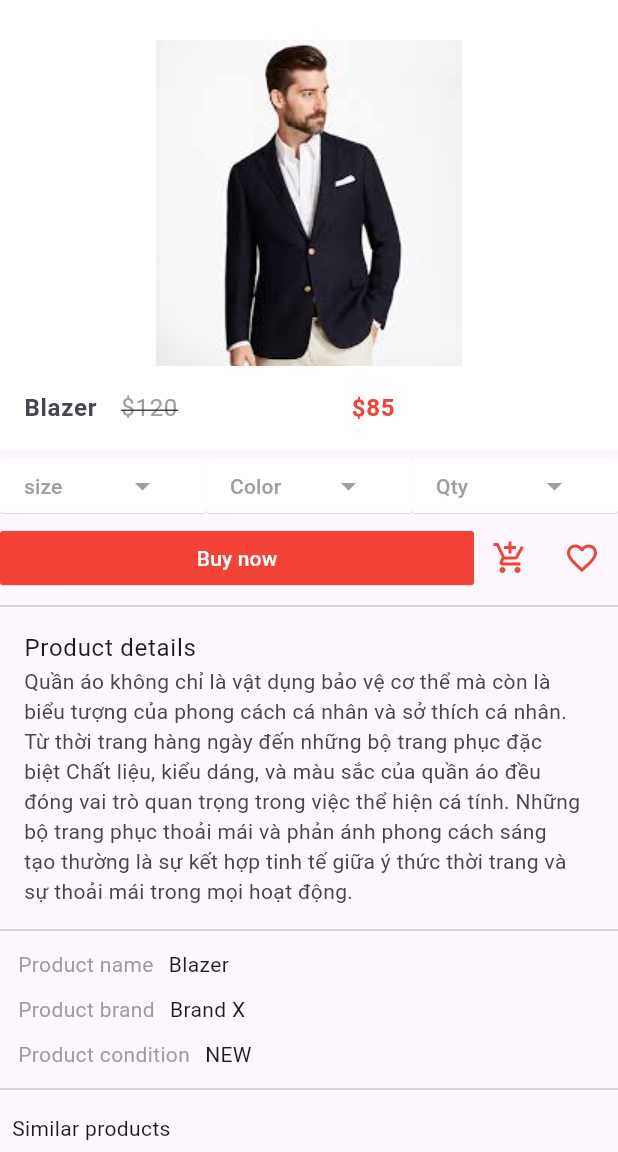
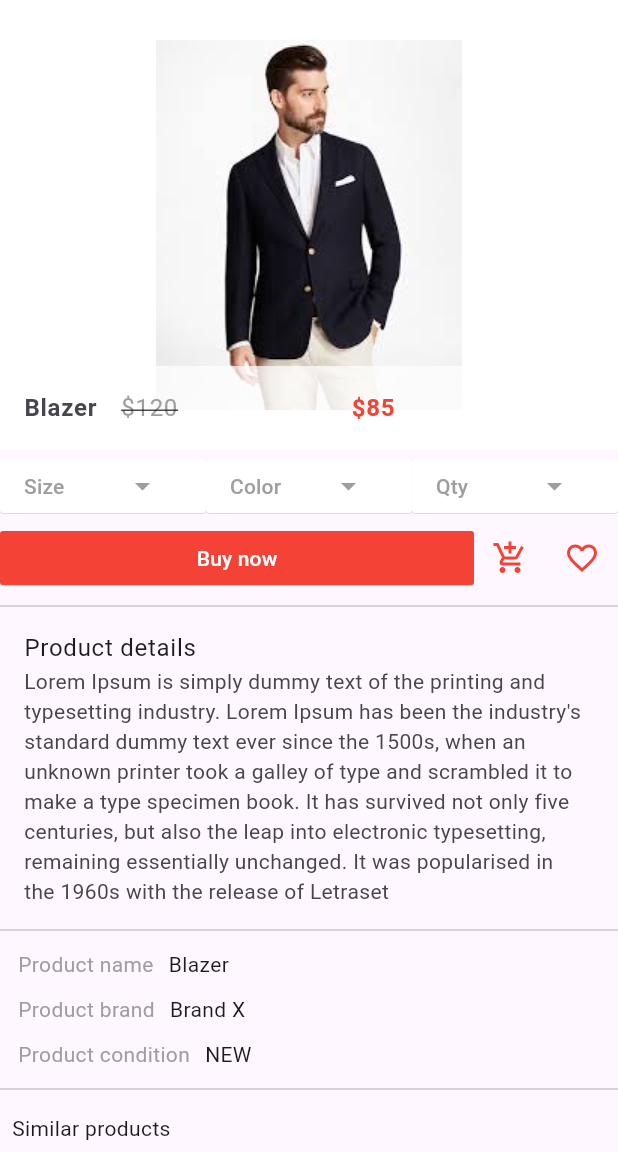
Before and after one commit to lesacIT/my_shop, a Flutter app: the screen it shows after launch, after a tap on "Blazer", on a phone screen of 412 x 824 dp, the part 84-1236 px from its top. Run offline on Flutter 3.47's test engine with Material 3 defaults, Android fonts, the phone set to English and light mode, and no system bars; our stand-ins replace flutter_image_slideshow.

Commit message:
fix error

```diff
--- a/lib/components/horizontal_listview.dart
+++ b/lib/components/horizontal_listview.dart
@@ -4,7 +4,7 @@ class HorizontalList extends StatelessWidget {
   @override
   Widget build(BuildContext context) {
     return Container(
-      height: 40.0,
+      height: 80.0,
       child: ListView(
         scrollDirection: Axis.horizontal,
         children: <Widget>[
@@ -26,7 +26,7 @@ class HorizontalList extends StatelessWidget {
           ),
           Category(
             image_location: 'images/cats/informal.png',
-            image_caption: 'formal',
+            image_caption: 'informal',
           ),
         ],
       ),
@@ -47,14 +47,14 @@ class Category extends StatelessWidget {
       child: InkWell(
         onTap: () {},
         child: Container(
-          width: 80.0,
+          width: 100.0,
           child: Column(
             children: [
               Expanded(
                 child: Image.asset(
                   image_location,
-                  // width: 40.0,
-                  // height: 40.0,
+                  width: 60.0,
+                  height: 40.0,
                 ),
               ),
               Container(
--- a/lib/main.dart
+++ b/lib/main.dart
@@ -1,5 +1,6 @@
 import 'package:flutter/material.dart';
 import 'package:flutter_image_slideshow/flutter_image_slideshow.dart';
+
 import 'package:my_shop/components/horizontal_listview.dart';
 import 'package:my_shop/components/products.dart';
 import 'package:my_shop/pages/cart.dart';
@@ -18,7 +19,7 @@ class HomePage extends StatelessWidget {
       width: double.infinity,
       height: 200,
       initialPage: 0,
-      indicatorColor: Colors.blue,
+      indicatorColor: Colors.white,
       indicatorBackgroundColor: Colors.grey,
       children: [
         Image.asset(
@@ -80,8 +81,8 @@ class HomePage extends StatelessWidget {
         child: ListView(
           children: <Widget>[
             UserAccountsDrawerHeader(
-              accountName: Text('Lê Sắc'),
-              accountEmail: Text('sacB2014605@student.ctu.edu.vn'),
+              accountName: Text('Thu Thảo'),
+              accountEmail: Text('thao47827@gmail.com'),
               currentAccountPicture: GestureDetector(
                 child: CircleAvatar(
                   backgroundColor: Colors.grey,
@@ -131,7 +132,7 @@ class HomePage extends StatelessWidget {
                     MaterialPageRoute(builder: (context) => new Cart()));
               },
               child: ListTile(
-                title: Text('Shopping cart'),
+                title: Text('Shopping Cart'),
                 leading: Icon(
                   Icons.shopping_cart,
                   color: Colors.red,
@@ -166,17 +167,15 @@ class HomePage extends StatelessWidget {
           ],
         ),
       ),
-      body: Column(
+      body: new Column(
         children: <Widget>[
-          imageCarousel,
+          // imageCarousel,
           new Padding(
-            padding: const EdgeInsets.all(4.0),
+            padding: const EdgeInsets.all(8.0),
             child: Container(
                 alignment: Alignment.centerLeft, child: new Text('Categories')),
           ),
           HorizontalList(),
-
-          //padding wiget
           new Padding(
             padding: const EdgeInsets.all(8.0),
             child: Container(
--- a/lib/pages/cart.dart
+++ b/lib/pages/cart.dart
@@ -1,4 +1,5 @@
 import 'package:flutter/material.dart';
+
 import 'package:my_shop/components/cart_products.dart';
 
 class Cart extends StatefulWidget {
@@ -27,7 +28,9 @@ class _CartState extends State<Cart> {
           )
         ],
       ),
+
       body: Cart_products(),
+
       bottomNavigationBar: new Container(
         color: Colors.white,
         child: Row(
--- a/lib/pages/product_details.dart
+++ b/lib/pages/product_details.dart
@@ -2,20 +2,20 @@ import 'package:flutter/material.dart';
 import 'package:my_shop/main.dart';
 
 class ProductDetails extends StatefulWidget {
-  final product_details_name;
-  final product_details_new_price;
-  final product_details_old_price;
-  final product_details_picture;
+  final product_detail_name;
+  final product_detail_new_price;
+  final product_detail_old_price;
+  final product_detail_picture;
 
   ProductDetails({
-    required this.product_details_name,
-    required this.product_details_new_price,
-    required this.product_details_old_price,
-    required this.product_details_picture,
+    this.product_detail_name,
+    this.product_detail_new_price,
+    this.product_detail_old_price,
+    this.product_detail_picture,
   });
 
   @override
-  State<ProductDetails> createState() => _ProductDetailsState();
+  _ProductDetailsState createState() => _ProductDetailsState();
 }
 
 class _ProductDetailsState extends State<ProductDetails> {
@@ -30,19 +30,14 @@ class _ProductDetailsState extends State<ProductDetails> {
               Navigator.push(context,
                   MaterialPageRoute(builder: (context) => new HomePage()));
             },
-            child: Text(
-              'ShopApp',
-              style: TextStyle(color: Colors.white),
-            ),
-          ),
+            child: Text('ShopApp', style: TextStyle(color: Colors.white))),
         actions: <Widget>[
-            IconButton(
+          new IconButton(
               icon: Icon(
                 Icons.search,
                 color: Colors.white,
               ),
-              onPressed: () {},
-            ),
+              onPressed: () {}),
         ],
       ),
       body: new ListView(
@@ -52,40 +47,41 @@ class _ProductDetailsState extends State<ProductDetails> {
             child: GridTile(
               child: Container(
                 color: Colors.white,
-                      child: Image.asset(widget.product_details_picture),
+                child: Image.asset(widget.product_detail_picture),
               ),
               footer: new Container(
-                      color: Colors.white,
+                color: Colors.white70,
                 child: ListTile(
                   leading: new Text(
-                          widget.product_details_name,
-                          style: TextStyle(
-                              fontWeight: FontWeight.bold, fontSize: 16.0),
+                    widget.product_detail_name,
+                    style:
+                        TextStyle(fontWeight: FontWeight.bold, fontSize: 16.0),
                   ),
                   title: new Row(
                     children: <Widget>[
                       Expanded(
                         child: new Text(
-                              "\$${widget.product_details_old_price}",
+                          "\$${widget.product_detail_old_price}",
                           style: TextStyle(
                               color: Colors.grey,
                               decoration: TextDecoration.lineThrough),
-                            )),
+                        ),
+                      ),
                       Expanded(
                         child: new Text(
-                              "\$${widget.product_details_new_price}",
+                          "\$${widget.product_detail_new_price}",
                           style: TextStyle(
-                                  fontWeight: FontWeight.bold,
-                                  color: Colors.red),
-                            )),
+                              fontWeight: FontWeight.bold, color: Colors.red),
+                        ),
+                      ),
                     ],
                   ),
                 ),
-                    ))),
-            // ==========================The first buttons==========
+              ),
+            ),
+          ),
           Row(
             children: <Widget>[
-                // =========the size button========
               Expanded(
                 child: MaterialButton(
                   onPressed: () {
@@ -93,7 +89,7 @@ class _ProductDetailsState extends State<ProductDetails> {
                         context: context,
                         builder: (context) {
                           return new AlertDialog(
-                              title: new Text('Size'),
+                            title: new Text("Size"),
                             content: new Text("Choose the size"),
                             actions: <Widget>[
                               new MaterialButton(
@@ -111,13 +107,16 @@ class _ProductDetailsState extends State<ProductDetails> {
                   elevation: 0.2,
                   child: Row(
                     children: <Widget>[
-                        Expanded(child: Text("size")),
-                        Expanded(child: new Icon(Icons.arrow_drop_down)),
+                      Expanded(
+                        child: new Text("Size"),
+                      ),
+                      Expanded(
+                        child: new Icon(Icons.arrow_drop_down),
+                      )
                     ],
                   ),
                 ),
               ),
-                // =========the size button========
               Expanded(
                 child: MaterialButton(
                   onPressed: () {
@@ -125,8 +124,8 @@ class _ProductDetailsState extends State<ProductDetails> {
                         context: context,
                         builder: (context) {
                           return new AlertDialog(
-                              title: new Text('Colors'),
-                              content: new Text("Choose the color"),
+                            title: new Text("Colors"),
+                            content: new Text("Choose a color"),
                             actions: <Widget>[
                               new MaterialButton(
                                 onPressed: () {
@@ -143,8 +142,12 @@ class _ProductDetailsState extends State<ProductDetails> {
                   elevation: 0.2,
                   child: Row(
                     children: <Widget>[
-                        Expanded(child: Text("Color")),
-                        Expanded(child: new Icon(Icons.arrow_drop_down)),
+                      Expanded(
+                        child: new Text("Color"),
+                      ),
+                      Expanded(
+                        child: new Icon(Icons.arrow_drop_down),
+                      )
                     ],
                   ),
                 ),
@@ -156,7 +159,7 @@ class _ProductDetailsState extends State<ProductDetails> {
                         context: context,
                         builder: (context) {
                           return new AlertDialog(
-                              title: new Text('Quantity'),
+                            title: new Text("Quantity"),
                             content: new Text("Choose the quantity"),
                             actions: <Widget>[
                               new MaterialButton(
@@ -174,28 +177,29 @@ class _ProductDetailsState extends State<ProductDetails> {
                   elevation: 0.2,
                   child: Row(
                     children: <Widget>[
-                        Expanded(child: Text("Qty")),
-                        Expanded(child: new Icon(Icons.arrow_drop_down)),
+                      Expanded(
+                        child: new Text("Qty"),
+                      ),
+                      Expanded(
+                        child: new Icon(Icons.arrow_drop_down),
+                      )
                     ],
                   ),
                 ),
-                )
+              ),
             ],
           ),
-
-            // ==========================The second buttons==========
           Row(
             children: <Widget>[
-                // =========the size button========
               Expanded(
                 child: MaterialButton(
                   onPressed: () {},
                   color: Colors.red,
                   textColor: Colors.white,
                   elevation: 0.2,
-                      child: new Text("Buy now")),
+                  child: new Text("Buy now"),
                 ),
-
+              ),
               new IconButton(
                   onPressed: () {},
                   icon: Icon(
@@ -204,21 +208,21 @@ class _ProductDetailsState extends State<ProductDetails> {
                   )),
               new IconButton(
                   onPressed: () {},
-                  icon: Icon(Icons.favorite_border),
+                  icon: Icon(
+                    Icons.favorite_border,
                     color: Colors.red,
-                )
+                  )),
             ],
           ),
-
           Divider(),
           new ListTile(
             title: new Text("Product details"),
             subtitle: new Text(
-                  "Quần áo không chỉ là vật dụng bảo vệ cơ thể mà còn là biểu tượng của phong cách cá nhân và sở thích cá nhân. Từ thời trang hàng ngày đến những bộ trang phục đặc biệt Chất liệu, kiểu dáng, và màu sắc của quần áo đều đóng vai trò quan trọng trong việc thể hiện cá tính. Những bộ trang phục thoải mái và phản ánh phong cách sáng tạo thường là sự kết hợp tinh tế giữa ý thức thời trang và sự thoải mái trong mọi hoạt động."),
+                "Lorem Ipsum is simply dummy text of the printing and typesetting industry. Lorem Ipsum has been the industry's standard dummy text ever since the 1500s, when an unknown printer took a galley of type and scrambled it to make a type specimen book. It has survived not only five centuries, but also the leap into electronic typesetting, remaining essentially unchanged. It was popularised in the 1960s with the release of Letraset"),
           ),
           Divider(),
           new Row(
-              children: [
+            children: <Widget>[
               Padding(
                 padding: const EdgeInsets.fromLTRB(12.0, 5.0, 5.0, 5.0),
                 child: new Text(
@@ -228,12 +232,12 @@ class _ProductDetailsState extends State<ProductDetails> {
               ),
               Padding(
                 padding: EdgeInsets.all(5.0),
-                  child: new Text(widget.product_details_name),
+                child: new Text(widget.product_detail_name),
               )
             ],
           ),
           new Row(
-              children: [
+            children: <Widget>[
               Padding(
                 padding: const EdgeInsets.fromLTRB(12.0, 5.0, 5.0, 5.0),
                 child: new Text(
@@ -241,18 +245,14 @@ class _ProductDetailsState extends State<ProductDetails> {
                   style: TextStyle(color: Colors.grey),
                 ),
               ),
-
-                //Remember to create the product brand
               Padding(
                 padding: EdgeInsets.all(5.0),
                 child: new Text("Brand X"),
               )
             ],
           ),
-
-            //
           new Row(
-              children: [
+            children: <Widget>[
               Padding(
                 padding: const EdgeInsets.fromLTRB(12.0, 5.0, 5.0, 5.0),
                 child: new Text(
@@ -272,22 +272,19 @@ class _ProductDetailsState extends State<ProductDetails> {
             padding: const EdgeInsets.all(8.0),
             child: new Text("Similar products"),
           ),
-
-            //          SIMILAR PRODUCTS SECTION
           Container(
             height: 340.0,
             child: Similar_products(),
           )
         ],
-        ));
+      ),
+    );
   }
 }
 
 class Similar_products extends StatefulWidget {
-  const Similar_products({super.key});
-
   @override
-  State<Similar_products> createState() => _Similar_productsState();
+  _Similar_productsState createState() => _Similar_productsState();
 }
 
 class _Similar_productsState extends State<Similar_products> {
@@ -299,16 +296,16 @@ class _Similar_productsState extends State<Similar_products> {
       "price": 85,
     },
     {
-      "name": "Blazer",
-      "picture": "images/products/dress2.jpeg",
-      "old_price": 90,
-      "price": 85,
+      "name": "Red Dress",
+      "picture": "images/products/hills1.jpeg",
+      "old_price": 100,
+      "price": 50,
     },
     {
-      "name": "Blazer",
-      "picture": "images/products/skt2.jpeg",
-      "old_price": 140,
-      "price": 95,
+      "name": "Red Dress",
+      "picture": "images/products/dress2.jpeg",
+      "old_price": 100,
+      "price": 50,
     },
   ];
 
@@ -320,7 +317,7 @@ class _Similar_productsState extends State<Similar_products> {
         crossAxisCount: 2,
       ),
       itemBuilder: (BuildContext context, int index) {
-        return Similar_Single_prod(
+        return Similar_single_prod(
           prod_name: product_list[index]['name'],
           prod_picture: product_list[index]['picture'],
           prod_old_price: product_list[index]['old_price'],
@@ -331,17 +328,17 @@ class _Similar_productsState extends State<Similar_products> {
   }
 }
 
-class Similar_Single_prod extends StatelessWidget {
+class Similar_single_prod extends StatelessWidget {
   final prod_name;
   final prod_picture;
   final prod_old_price;
   final prod_price;
 
-  Similar_Single_prod({
-    required this.prod_name,
-    required this.prod_picture,
-    required this.prod_old_price,
-    required this.prod_price,
+  Similar_single_prod({
+    this.prod_name,
+    this.prod_picture,
+    this.prod_old_price,
+    this.prod_price,
   });
 
   @override
@@ -352,18 +349,17 @@ class Similar_Single_prod extends StatelessWidget {
         child: Material(
           child: InkWell(
             onTap: () => Navigator.of(context).push(new MaterialPageRoute(
-                //here we are passing the values of the product to the products detail
                 builder: (context) => new ProductDetails(
-                      product_details_name: prod_name,
-                      product_details_new_price: prod_price,
-                      product_details_old_price: prod_old_price,
-                      product_details_picture: prod_picture,
+                      product_detail_name: prod_name,
+                      product_detail_new_price: prod_price,
+                      product_detail_old_price: prod_old_price,
+                      product_detail_picture: prod_picture,
                     ))),
             child: GridTile(
               footer: Container(
                   color: Colors.white70,
                   child: new Row(
-                    children: [
+                    children: <Widget>[
                       Expanded(
                         child: Text(
                           prod_name,
@@ -371,11 +367,9 @@ class Similar_Single_prod extends StatelessWidget {
                               fontWeight: FontWeight.bold, fontSize: 16.0),
                         ),
                       ),
-                      new Text(
-                        "\$${prod_price}",
+                      new Text("\$${prod_price}",
                           style: TextStyle(
-                            color: Colors.red, fontWeight: FontWeight.bold),
-                      )
+                              color: Colors.red, fontWeight: FontWeight.bold))
                     ],
                   )),
               child: Image.asset(
```
Also changed, not shown: lib/components/products.dart (+29 -32 lines), pubspec.yaml (+27 -28 lines), pubspec.lock, 14 other files. Lines whose indentation alone changed are shown as unchanged.
